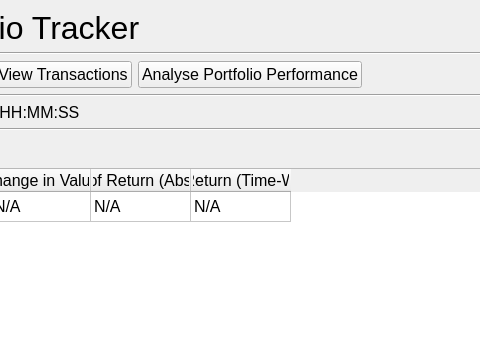
Old version of the form src/ui/main_window.ui in the repository IsaacCheng9/trading-portfolio-tracker; both pictures show x 220 to 700 and y 0 to 355 of the 1000 by 600 pixel window.
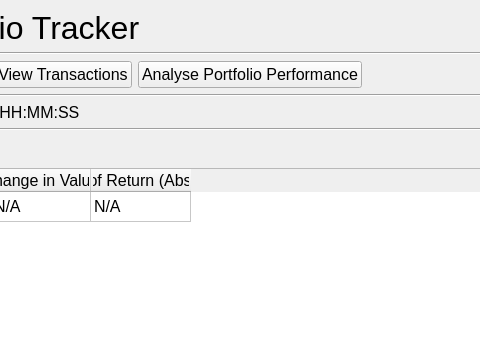
New version of the form.

Commit message: Remove time-weighted rate of return column

What changed in the file:
```diff
--- a/src/ui/main_window.ui
+++ b/src/ui/main_window.ui
@@ -168,11 +168,6 @@
          <string>Rate of Return (Absolute)</string>
         </property>
        </column>
-       <column>
-        <property name="text">
-         <string>Rate of Return (Time-Weighted)</string>
-        </property>
-       </column>
        <item row="0" column="0">
         <property name="text">
          <string>N/A</string>
@@ -193,11 +188,6 @@
          <string>N/A</string>
         </property>
        </item>
-       <item row="0" column="4">
-        <property name="text">
-         <string>N/A</string>
-        </property>
-       </item>
       </widget>
      </item>
      <item>
```
The commit also changes 2 other files.
